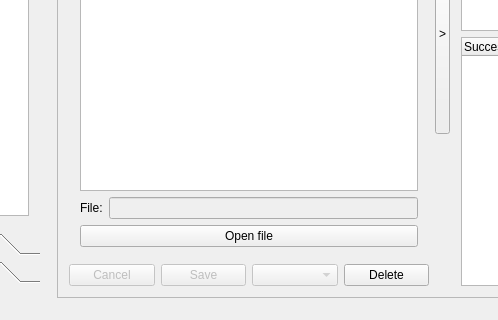
Above: PluriNotes/plurinotes.ui from guillaumejounel/PluriNotes before the change; both pictures show x 121 to 619 and y 252 to 572 of the 850 by 572 pixel window. Below: the same form after it.
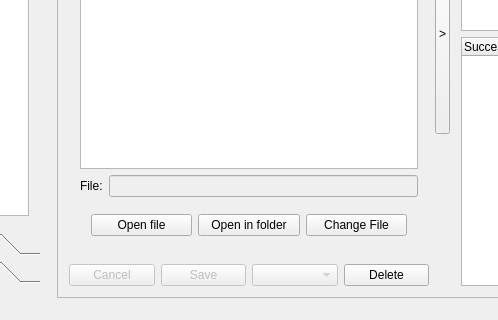
That is the form after the change.

Patch:
```diff
--- a/PluriNotes/plurinotes.ui
+++ b/PluriNotes/plurinotes.ui
@@ -474,10 +474,30 @@
                      </layout>
                     </item>
                     <item>
-                     <widget class="QPushButton" name="documentDisplayFileButton">
-                      <property name="text">
-                       <string>Open file</string>
-                      </property>
+                     <widget class="QWidget" name="widget_4" native="true">
+                      <layout class="QHBoxLayout" name="horizontalLayout_16">
+                       <item>
+                        <widget class="QPushButton" name="documentDisplayOpenFile">
+                         <property name="text">
+                          <string>Open file</string>
+                         </property>
+                        </widget>
+                       </item>
+                       <item>
+                        <widget class="QPushButton" name="documentDisplayOpenFolder">
+                         <property name="text">
+                          <string>Open in folder</string>
+                         </property>
+                        </widget>
+                       </item>
+                       <item>
+                        <widget class="QPushButton" name="documentDisplayFileButton">
+                         <property name="text">
+                          <string>Change File</string>
+                         </property>
+                        </widget>
+                       </item>
+                      </layout>
                      </widget>
                     </item>
                    </layout>
```
Left out of the diff: 98 changed lines with no effect on the pictures.
